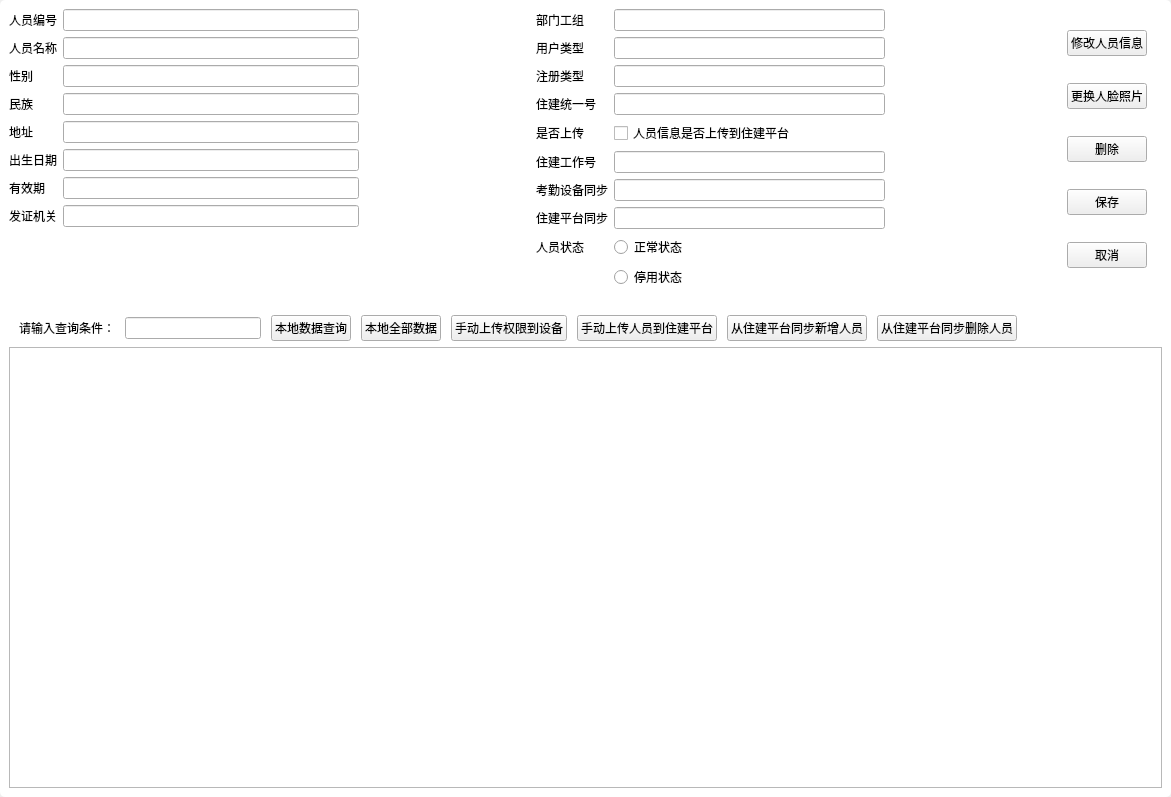
jamesandjim/wisdom_site, file views/personManagementUi.ui: the form before one commit.
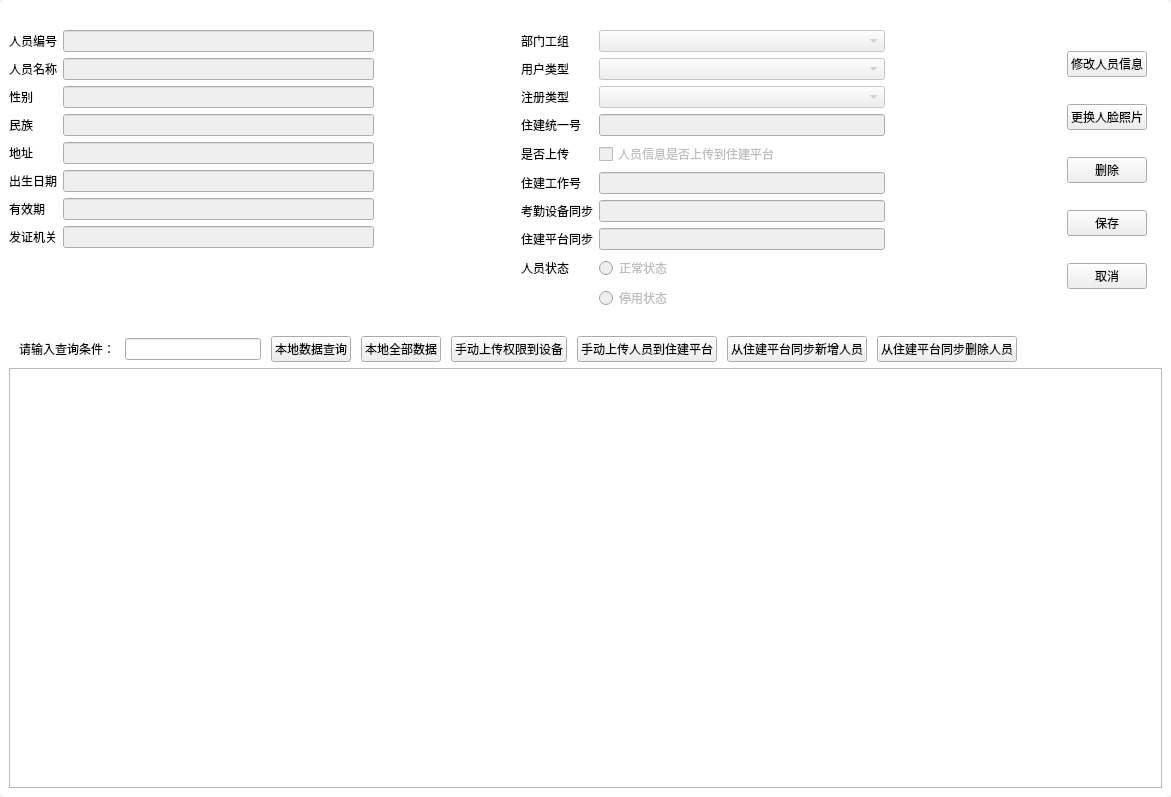
The form after the commit.

```diff
--- a/views/personManagementUi.ui
+++ b/views/personManagementUi.ui
@@ -44,6 +44,9 @@
 }</string>
      </property>
      <layout class="QVBoxLayout" name="verticalLayout_4">
+      <property name="topMargin">
+       <number>30</number>
+      </property>
       <item>
        <layout class="QVBoxLayout" name="verticalLayout_3">
         <item>
@@ -61,7 +64,11 @@
              </widget>
             </item>
             <item row="0" column="1">
-             <widget class="QLineEdit" name="le_idNo"/>
+             <widget class="QLineEdit" name="le_idNo">
+              <property name="enabled">
+               <bool>false</bool>
+              </property>
+             </widget>
             </item>
             <item row="1" column="0">
              <widget class="QLabel" name="label_2">
@@ -74,7 +81,11 @@
              </widget>
             </item>
             <item row="1" column="1">
-             <widget class="QLineEdit" name="le_name"/>
+             <widget class="QLineEdit" name="le_name">
+              <property name="enabled">
+               <bool>false</bool>
+              </property>
+             </widget>
             </item>
             <item row="2" column="0">
              <widget class="QLabel" name="label_5">
@@ -87,7 +98,11 @@
              </widget>
             </item>
             <item row="2" column="1">
-             <widget class="QLineEdit" name="le_gender"/>
+             <widget class="QLineEdit" name="le_gender">
+              <property name="enabled">
+               <bool>false</bool>
+              </property>
+             </widget>
             </item>
             <item row="3" column="0">
              <widget class="QLabel" name="label_6">
@@ -100,7 +115,11 @@
              </widget>
             </item>
             <item row="3" column="1">
-             <widget class="QLineEdit" name="le_nation"/>
+             <widget class="QLineEdit" name="le_nation">
+              <property name="enabled">
+               <bool>false</bool>
+              </property>
+             </widget>
             </item>
             <item row="4" column="0">
              <widget class="QLabel" name="label_8">
@@ -113,7 +132,11 @@
              </widget>
             </item>
             <item row="4" column="1">
-             <widget class="QLineEdit" name="le_address"/>
+             <widget class="QLineEdit" name="le_address">
+              <property name="enabled">
+               <bool>false</bool>
+              </property>
+             </widget>
             </item>
             <item row="5" column="0">
              <widget class="QLabel" name="label_7">
@@ -126,7 +149,11 @@
              </widget>
             </item>
             <item row="5" column="1">
-             <widget class="QLineEdit" name="le_birthday"/>
+             <widget class="QLineEdit" name="le_birthday">
+              <property name="enabled">
+               <bool>false</bool>
+              </property>
+             </widget>
             </item>
             <item row="6" column="0">
              <widget class="QLabel" name="label_10">
@@ -139,7 +166,11 @@
              </widget>
             </item>
             <item row="6" column="1">
-             <widget class="QLineEdit" name="le_idperiod"/>
+             <widget class="QLineEdit" name="le_idperiod">
+              <property name="enabled">
+               <bool>false</bool>
+              </property>
+             </widget>
             </item>
             <item row="7" column="0">
              <widget class="QLabel" name="label_9">
@@ -152,7 +183,11 @@
              </widget>
             </item>
             <item row="7" column="1">
-             <widget class="QLineEdit" name="le_idissue"/>
+             <widget class="QLineEdit" name="le_idissue">
+              <property name="enabled">
+               <bool>false</bool>
+              </property>
+             </widget>
             </item>
            </layout>
           </item>
@@ -160,14 +195,14 @@
            <widget class="QLabel" name="label_idphoto">
             <property name="minimumSize">
              <size>
-              <width>150</width>
-              <height>150</height>
+              <width>120</width>
+              <height>120</height>
              </size>
             </property>
             <property name="maximumSize">
              <size>
-              <width>150</width>
-              <height>150</height>
+              <width>120</width>
+              <height>120</height>
              </size>
             </property>
             <property name="text">
@@ -203,9 +238,6 @@
               </property>
              </widget>
             </item>
-            <item row="0" column="1">
-             <widget class="QLineEdit" name="le_department"/>
-            </item>
             <item row="1" column="0">
              <widget class="QLabel" name="label_11">
               <property name="styleSheet">
@@ -216,9 +248,6 @@
               </property>
              </widget>
             </item>
-            <item row="1" column="1">
-             <widget class="QLineEdit" name="le_userType"/>
-            </item>
             <item row="2" column="0">
              <widget class="QLabel" name="label_12">
               <property name="styleSheet">
@@ -229,9 +258,6 @@
               </property>
              </widget>
             </item>
-            <item row="2" column="1">
-             <widget class="QLineEdit" name="le_RegType"/>
-            </item>
             <item row="3" column="0">
              <widget class="QLabel" name="label_3">
               <property name="styleSheet">
@@ -243,7 +269,11 @@
              </widget>
             </item>
             <item row="3" column="1">
-             <widget class="QLineEdit" name="le_user_id"/>
+             <widget class="QLineEdit" name="le_user_id">
+              <property name="enabled">
+               <bool>false</bool>
+              </property>
+             </widget>
             </item>
             <item row="4" column="0">
              <widget class="QLabel" name="label_15">
@@ -257,6 +287,9 @@
             </item>
             <item row="4" column="1">
              <widget class="QCheckBox" name="checkBox_uploadYN">
+              <property name="enabled">
+               <bool>false</bool>
+              </property>
               <property name="text">
                <string>人员信息是否上传到住建平台</string>
               </property>
@@ -273,7 +306,11 @@
              </widget>
             </item>
             <item row="5" column="1">
-             <widget class="QLineEdit" name="le_work_sn"/>
+             <widget class="QLineEdit" name="le_work_sn">
+              <property name="enabled">
+               <bool>false</bool>
+              </property>
+             </widget>
             </item>
             <item row="6" column="0">
              <widget class="QLabel" name="label_17">
@@ -286,7 +323,11 @@
              </widget>
             </item>
             <item row="6" column="1">
-             <widget class="QLineEdit" name="le_deviceStatus"/>
+             <widget class="QLineEdit" name="le_deviceStatus">
+              <property name="enabled">
+               <bool>false</bool>
+              </property>
+             </widget>
             </item>
             <item row="8" column="0">
              <widget class="QLabel" name="label_16">
@@ -300,6 +341,9 @@
             </item>
             <item row="8" column="1">
              <widget class="QRadioButton" name="radioButton_personStatus_nomal">
+              <property name="enabled">
+               <bool>false</bool>
+              </property>
               <property name="text">
                <string>正常状态</string>
               </property>
@@ -307,6 +351,9 @@
             </item>
             <item row="9" column="1">
              <widget class="QRadioButton" name="radioButton_personStatus_stop">
+              <property name="enabled">
+               <bool>false</bool>
+              </property>
               <property name="text">
                <string>停用状态</string>
               </property>
@@ -314,13 +361,44 @@
             </item>
             <item row="7" column="0">
              <widget class="QLabel" name="label_18">
+              <property name="styleSheet">
+               <string notr="true">background-color: rgb(255, 255, 255);</string>
+              </property>
               <property name="text">
                <string>住建平台同步</string>
               </property>
              </widget>
             </item>
             <item row="7" column="1">
-             <widget class="QLineEdit" name="le_zjptStatus"/>
+             <widget class="QLineEdit" name="le_zjptStatus">
+              <property name="enabled">
+               <bool>false</bool>
+              </property>
+             </widget>
+            </item>
+            <item row="0" column="1">
+             <widget class="QComboBox" name="comboBox_department">
+              <property name="enabled">
+               <bool>false</bool>
+              </property>
+              <property name="maxVisibleItems">
+               <number>15</number>
+              </property>
+             </widget>
+            </item>
+            <item row="1" column="1">
+             <widget class="QComboBox" name="comboBox_userType">
+              <property name="enabled">
+               <bool>false</bool>
+              </property>
+             </widget>
+            </item>
+            <item row="2" column="1">
+             <widget class="QComboBox" name="comboBox_RegType">
+              <property name="enabled">
+               <bool>false</bool>
+              </property>
+             </widget>
             </item>
            </layout>
           </item>
@@ -534,6 +612,9 @@
           <property name="selectionBehavior">
            <enum>QAbstractItemView::SelectRows</enum>
           </property>
+          <property name="sortingEnabled">
+           <bool>true</bool>
+          </property>
           <property name="wordWrap">
            <bool>false</bool>
           </property>
```
Left out of the diff: 5 changed lines with no effect on the pictures.
